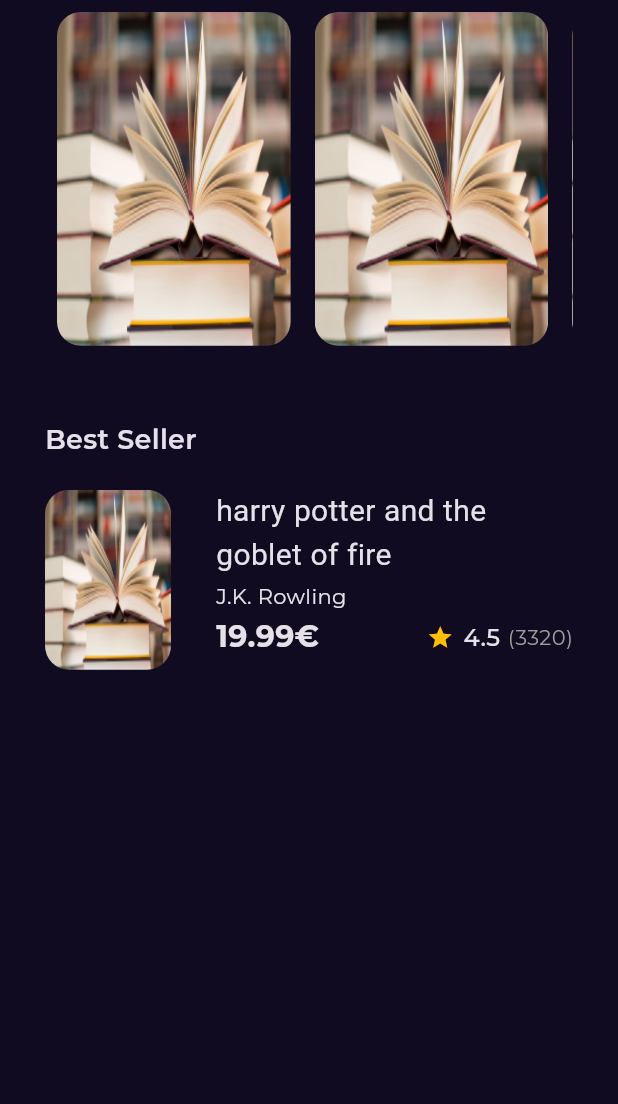
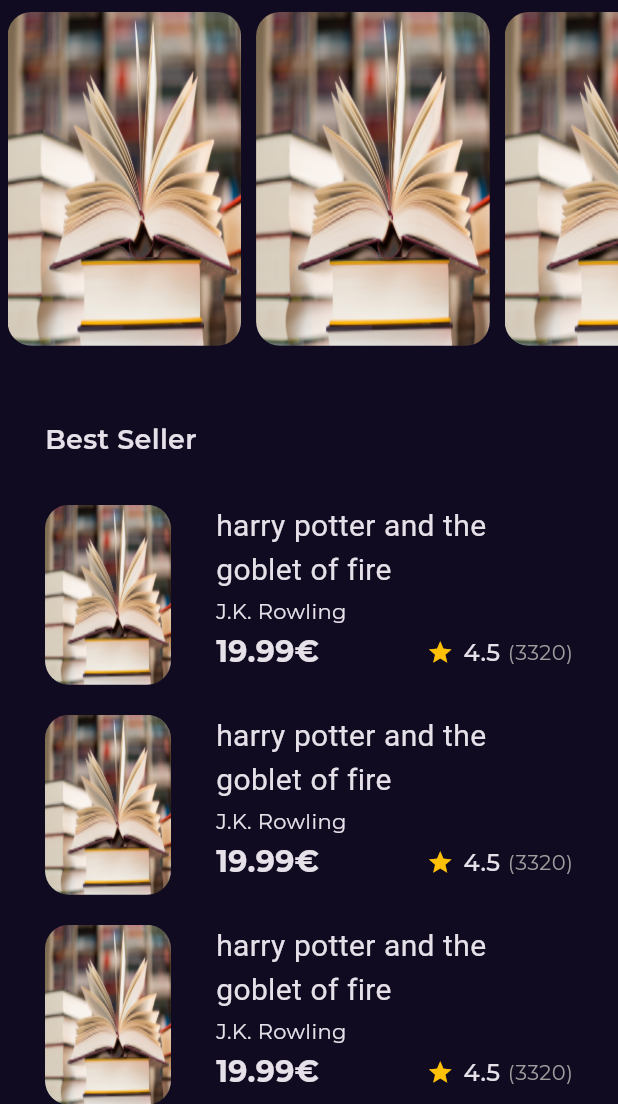
Before and after one commit to mousa469/bookly_app, a Flutter app: the screen it shows after launch, on a phone screen of 412 x 824 dp, the part 132-1236 px from its top. Run offline on Flutter 3.47's test engine with Material 3 defaults, Android fonts, the phone set to English and light mode, and no system bars; our stand-ins replace get, google_fonts.

Commit message:
refactor  home view body to custom scroll view

```diff
--- /dev/null
+++ b/lib/features/home/presentation/views/widgets/best_seller_list_view_builder.dart
@@ -0,0 +1,27 @@
+import 'package:bookly/features/home/presentation/views/widgets/best_seller_list_view_item.dart';
+import 'package:flutter/material.dart';
+
+// class BestSellerListViewBuilder extends StatelessWidget {
+//   const BestSellerListViewBuilder({super.key});
+
+//   @override
+//   Widget build(BuildContext context) {
+//     return ListView.builder(  physics: const NeverScrollableScrollPhysics(),      itemCount: 20, padding: EdgeInsets.zero, itemBuilder: (context, index) {
+//       return const BestSellerListViewItem();
+//     });
+//   }
+// }
+
+class BestSellerSliverListBuilder extends StatelessWidget {
+  const BestSellerSliverListBuilder({super.key});
+
+  @override
+  Widget build(BuildContext context) {
+    return SliverList(
+      delegate: SliverChildBuilderDelegate(
+        childCount: 10,
+        (context, index) => const BestSellerListViewItem(),
+      ),
+    );
+  }
+}
--- a/lib/features/home/presentation/views/widgets/best_seller_list_view_item.dart
+++ b/lib/features/home/presentation/views/widgets/best_seller_list_view_item.dart
@@ -10,7 +10,9 @@ class BestSellerListViewItem extends StatelessWidget {
 
   @override
   Widget build(BuildContext context) {
-    return SizedBox(
+    return Padding(
+      padding: const EdgeInsets.symmetric(vertical: 10),
+      child: SizedBox(
         height: 120,
         child: Row(
           children: [
@@ -69,6 +71,7 @@ class BestSellerListViewItem extends StatelessWidget {
             ),
           ],
         ),
+      ),
     );
   }
 }
--- a/lib/features/home/presentation/views/widgets/best_seller_rating_widget.dart
+++ b/lib/features/home/presentation/views/widgets/best_seller_rating_widget.dart
@@ -31,5 +31,6 @@ class BestSellerRatingWidget extends StatelessWidget {
           ),
         ],
       );
+
   }
 }
--- a/lib/features/home/presentation/views/widgets/featured_list_view.dart
+++ b/lib/features/home/presentation/views/widgets/featured_list_view.dart
@@ -14,7 +14,7 @@ class FeaturedBooksListView extends StatelessWidget {
         scrollDirection: Axis.horizontal,
         itemBuilder: (context, index) {
           return const  Padding(
-            padding:  EdgeInsets.symmetric(horizontal:  8.0),
+            padding:  EdgeInsets.symmetric(horizontal:  5.0),
             child:  FeaturedListViewItem(),
             );
         },
--- a/lib/features/home/presentation/views/widgets/home_view_body.dart
+++ b/lib/features/home/presentation/views/widgets/home_view_body.dart
@@ -1,7 +1,7 @@
-
 import 'package:bookly/core/utils/assets.dart';
 import 'package:bookly/core/utils/styles.dart';
-import 'package:bookly/features/home/presentation/views/widgets/best_seller_list_view_item.dart';
+import 'package:bookly/features/home/presentation/views/widgets/best_seller_list_view_builder.dart';
+
 import 'package:bookly/features/home/presentation/views/widgets/custom_app_bar.dart';
 
 import 'package:bookly/features/home/presentation/views/widgets/featured_list_view.dart';
@@ -12,30 +12,46 @@ class HomeViewBody extends StatelessWidget {
 
   @override
   Widget build(BuildContext context) {
-    return Padding(
-      padding: const EdgeInsets.symmetric(horizontal: 30.0),
+    return CustomScrollView(
+      slivers: [
+        SliverToBoxAdapter(
           child: Column(
             crossAxisAlignment: CrossAxisAlignment.start,
             children: [
-          CustomAppBar(
+              Padding(
+                padding: const EdgeInsets.symmetric(horizontal: 30.0),
+                child: CustomAppBar(
                   icon: const Icon(Icons.search),
                   logo: AssetsData.logo,
                   onPressed: () {},
+                ),
               ),
               const FeaturedBooksListView(),
               const SizedBox(
                 height: 50,
               ),
-          const Text(
+             const  Padding(
+                padding: EdgeInsets.symmetric(horizontal: 30),
+                child: const Text(
                   "Best Seller",
                   style: Styles.textStyle18,
+                ),
               ),
               const SizedBox(
                 height: 20,
               ),
-         const  BestSellerListViewItem()
             ],
           ),
+        ),
+
+
+        const SliverPadding(
+          padding: EdgeInsets.symmetric(horizontal: 30),
+          sliver: BestSellerSliverListBuilder(),
+        ),
+      ],
     );
+
+
   }
 }
```
Also changed, not shown: pubspec.yaml (+1 -7 lines), pubspec.lock. Lines whose indentation alone changed are shown as unchanged.
